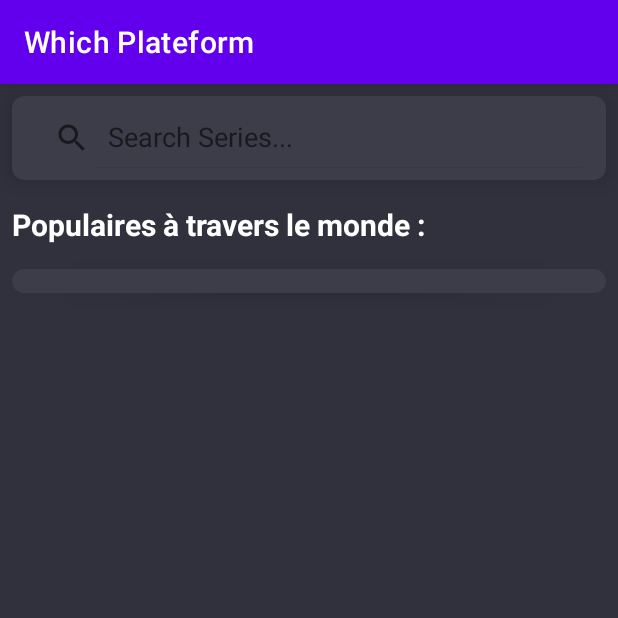
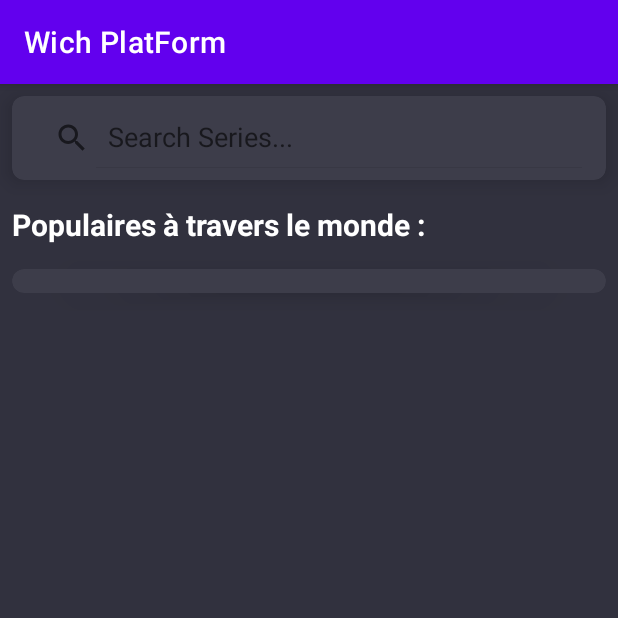
Before and after one commit to Tchoco/MyTvShows, an Android app: the MainActivity screen opened directly, with no data from a screen before it, on a phone screen of 412 x 824 dp, the top half of it. Run offline under Robolectric (Android 15) with nearby library versions, the light colour scheme and no system bars; 1 statement that could not run was skipped.

Commit message:
Application completed for IHM presentation V2

```diff
--- a/app/src/main/AndroidManifest.xml
+++ b/app/src/main/AndroidManifest.xml
@@ -9,7 +9,7 @@
         android:dataExtractionRules="@xml/data_extraction_rules"
         android:fullBackupContent="@xml/backup_rules"
         android:icon="@drawable/wp_logo"
-        android:label="@string/WhichPlateform"
+        android:label="@string/Which_Platform"
         android:roundIcon="@drawable/bg"
         android:supportsRtl="true"
         android:theme="@style/Theme.MyTvShows"
@@ -22,6 +22,7 @@
 
                 <category android:name="android.intent.category.LAUNCHER" />
             </intent-filter>
+
             <meta-data
                 android:name="android.app.lib_name"
                 android:value="" />
@@ -36,7 +37,6 @@
         <activity
             android:name=".MainActivity"
             android:exported="false">
-
             <meta-data
                 android:name="android.app.lib_name"
                 android:value="" />
--- a/app/src/main/java/com/example/mytvshows/Adapters/HomeRecyclerAdapter.java
+++ b/app/src/main/java/com/example/mytvshows/Adapters/HomeRecyclerAdapter.java
@@ -12,7 +12,7 @@ import androidx.cardview.widget.CardView;
 import androidx.recyclerview.widget.RecyclerView;
 
 import com.example.mytvshows.Listeners.OnSeriesClickListeners;
-import com.example.mytvshows.Models.SearchArrayObjectsForSearchMovies;
+import com.example.mytvshows.Models.Search.SearchArrayObjectsForSearchMovies;
 import com.example.mytvshows.R;
 import com.squareup.picasso.Picasso;
 
--- a/app/src/main/java/com/example/mytvshows/Adapters/PopularRecyclerAdapter.java
+++ b/app/src/main/java/com/example/mytvshows/Adapters/PopularRecyclerAdapter.java
@@ -12,7 +12,7 @@ import androidx.cardview.widget.CardView;
 import androidx.recyclerview.widget.RecyclerView;
 
 import com.example.mytvshows.Listeners.OnSeriesClickListeners;
-import com.example.mytvshows.Models.PopularArrayObjects;
+import com.example.mytvshows.Models.Popular.PopularArrayObjects;
 import com.example.mytvshows.R;
 import com.squareup.picasso.Picasso;
 
--- a/app/src/main/java/com/example/mytvshows/Listeners/OnDetailsApiListeners.java
+++ b/app/src/main/java/com/example/mytvshows/Listeners/OnDetailsApiListeners.java
@@ -1,6 +1,6 @@
 package com.example.mytvshows.Listeners;
 
-import com.example.mytvshows.Models.DetailsApiResponse;
+import com.example.mytvshows.Models.SearchDetails.DetailsApiResponse;
 
 public interface OnDetailsApiListeners {
     void onResponse(DetailsApiResponse response);
--- a/app/src/main/java/com/example/mytvshows/Listeners/OnPopularApiListeners.java
+++ b/app/src/main/java/com/example/mytvshows/Listeners/OnPopularApiListeners.java
@@ -1,6 +1,6 @@
 package com.example.mytvshows.Listeners;
 
-import com.example.mytvshows.Models.PopularApiResponse;
+import com.example.mytvshows.Models.Popular.PopularApiResponse;
 
 public interface OnPopularApiListeners
 {
--- a/app/src/main/java/com/example/mytvshows/Listeners/OnRecommendationApiListeners.java
+++ b/app/src/main/java/com/example/mytvshows/Listeners/OnRecommendationApiListeners.java
@@ -1,7 +1,6 @@
 package com.example.mytvshows.Listeners;
 
 import com.example.mytvshows.Models.Recommendation.RecommendationApiResponse;
-import com.example.mytvshows.Models.SearchApiResponse;
 
 public interface OnRecommendationApiListeners
 {
--- a/app/src/main/java/com/example/mytvshows/Listeners/OnSearchSeriesApiListeners.java
+++ b/app/src/main/java/com/example/mytvshows/Listeners/OnSearchSeriesApiListeners.java
@@ -1,6 +1,6 @@
 package com.example.mytvshows.Listeners;
 
-import com.example.mytvshows.Models.SearchApiResponse;
+import com.example.mytvshows.Models.Search.SearchApiResponse;
 
 public interface OnSearchSeriesApiListeners
 {
--- a/app/src/main/java/com/example/mytvshows/MainActivity.java
+++ b/app/src/main/java/com/example/mytvshows/MainActivity.java
@@ -8,6 +8,7 @@ import androidx.recyclerview.widget.RecyclerView;
 import android.app.ProgressDialog;
 import android.content.Intent;
 import android.os.Bundle;
+import android.widget.TextView;
 import android.widget.Toast;
 
 import com.example.mytvshows.Adapters.HomeRecyclerAdapter;
@@ -15,14 +16,16 @@ import com.example.mytvshows.Adapters.PopularRecyclerAdapter;
 import com.example.mytvshows.Listeners.OnPopularApiListeners;
 import com.example.mytvshows.Listeners.OnSearchSeriesApiListeners;
 import com.example.mytvshows.Listeners.OnSeriesClickListeners;
-import com.example.mytvshows.Models.PopularApiResponse;
-import com.example.mytvshows.Models.SearchApiResponse;
+import com.example.mytvshows.Models.Popular.PopularApiResponse;
+import com.example.mytvshows.Models.Search.SearchApiResponse;
 
 public class MainActivity extends AppCompatActivity implements OnSeriesClickListeners {
 
     SearchView search_view;
 
-    RecyclerView home_recycler_view, home_popular_recycler_view;
+    TextView search_serie_textview;
+
+    RecyclerView home_recycler_view;
 
     Request_Manager manager, popular_manager;
 
@@ -37,9 +40,10 @@ public class MainActivity extends AppCompatActivity implements OnSeriesClickList
         super.onCreate(savedInstanceState);
         setContentView(R.layout.activity_main);
 
+
         search_view = findViewById(R.id.search_view);
         home_recycler_view = findViewById(R.id.home_recycler_view);
-        //home_popular_recycler_view = findViewById(R.id.popular_home_recycler_view);
+        search_serie_textview = findViewById(R.id.search_serie_text);
 
         dialog = new ProgressDialog(this);
         manager = new Request_Manager(this);
@@ -53,6 +57,7 @@ public class MainActivity extends AppCompatActivity implements OnSeriesClickList
         search_view.setOnQueryTextListener(new SearchView.OnQueryTextListener() {
             @Override
             public boolean onQueryTextSubmit(String query) {
+                search_serie_textview.setText("Résultats pour : " + query);
                 dialog.setTitle("Patientez...");
                 dialog.show();
                 manager.searchSeries(listener, query);
@@ -111,6 +116,7 @@ public class MainActivity extends AppCompatActivity implements OnSeriesClickList
         home_recycler_view.setLayoutManager(new GridLayoutManager(MainActivity.this, 2));
         adapter = new HomeRecyclerAdapter(this, response.getResults(), this);
         home_recycler_view.setAdapter(adapter);
+
     }
 
     private void showResult_popular_series(PopularApiResponse response)
--- a/app/src/main/java/com/example/mytvshows/Models/HomeScreenActivity.java
+++ b/app/src/main/java/com/example/mytvshows/Models/HomeScreenActivity.java
@@ -14,7 +14,7 @@ public class HomeScreenActivity extends AppCompatActivity {
     @Override
     protected void onCreate(Bundle savedInstanceState) {
         super.onCreate(savedInstanceState);
-        setContentView(R.layout.activity_home_screen);
+        setContentView(R.layout.activity_home_screen2);
         new Handler().postDelayed(new Runnable() {
             @Override
             public void run() {
--- a/app/src/main/java/com/example/mytvshows/Models/PopularApiResponse.java
+++ b/app/src/main/java/com/example/mytvshows/Models/Popular/PopularApiResponse.java
@@ -1,4 +1,4 @@
-package com.example.mytvshows.Models;
+package com.example.mytvshows.Models.Popular;
 
 import java.util.List;
 
--- a/app/src/main/java/com/example/mytvshows/Models/Recommendation/RecommendationApiResponse.java
+++ b/app/src/main/java/com/example/mytvshows/Models/Recommendation/RecommendationApiResponse.java
@@ -1,6 +1,4 @@
 package com.example.mytvshows.Models.Recommendation;
-
-import com.example.mytvshows.Models.SearchArrayObjectsForSearchMovies;
 
 import java.util.List;
 
--- a/app/src/main/java/com/example/mytvshows/Models/SearchApiResponse.java
+++ b/app/src/main/java/com/example/mytvshows/Models/Search/SearchApiResponse.java
@@ -1,4 +1,4 @@
-package com.example.mytvshows.Models;
+package com.example.mytvshows.Models.Search;
 
 import java.util.List;
 
--- a/app/src/main/java/com/example/mytvshows/Models/DetailsApiResponse.java
+++ b/app/src/main/java/com/example/mytvshows/Models/SearchDetails/DetailsApiResponse.java
@@ -1,4 +1,4 @@
-package com.example.mytvshows.Models;
+package com.example.mytvshows.Models.SearchDetails;
 
 import java.util.List;
 
--- a/app/src/main/java/com/example/mytvshows/Request_Manager.java
+++ b/app/src/main/java/com/example/mytvshows/Request_Manager.java
@@ -10,10 +10,10 @@ import com.example.mytvshows.Listeners.OnRecommendationApiListeners;
 import com.example.mytvshows.Listeners.OnSearchSeriesApiListeners;
 import com.example.mytvshows.Listeners.OnWatchProvidersApiListeners;
 import com.example.mytvshows.Models.Cast.CastMembers;
-import com.example.mytvshows.Models.DetailsApiResponse;
-import com.example.mytvshows.Models.PopularApiResponse;
+import com.example.mytvshows.Models.SearchDetails.DetailsApiResponse;
+import com.example.mytvshows.Models.Popular.PopularApiResponse;
 import com.example.mytvshows.Models.Recommendation.RecommendationApiResponse;
-import com.example.mytvshows.Models.SearchApiResponse;
+import com.example.mytvshows.Models.Search.SearchApiResponse;
 import com.example.mytvshows.Models.providers.WatchProvidersApiResponse;
 
 import retrofit2.Call;
--- a/app/src/main/res/layout/activity_main.xml
+++ b/app/src/main/res/layout/activity_main.xml
@@ -25,6 +25,7 @@
     </androidx.cardview.widget.CardView>
     <TextView
         android:text="Populaires à travers le monde : "
+        android:id="@+id/search_serie_text"
         android:textColor="@color/white"
         android:textAlignment="textStart"
         android:textStyle="bold"
--- a/app/src/main/res/values/strings.xml
+++ b/app/src/main/res/values/strings.xml
@@ -1,4 +1,7 @@
 <resources>
     <string name="app_name">MyTvShows</string>
     <string name="WhichPlateform">Which Plateform</string>
+    <string name="Which_Plateform">Which Plateform</string>
+    <string name="Which_Platform">Wich PlatForm</string>
+    <string name="Which__Platform">Which Platform</string>
 </resources>
```
Also changed, not shown: app/src/main/java/com/example/mytvshows/Models/Popular/PopularArrayObjects.java (renamed from app/src/main/java/com/example/mytvshows/Models/SearchArrayObjectsForSearchMovies.java, +2 -5 lines), app/src/main/java/com/example/mytvshows/Models/Search/SearchArrayObjectsForSearchMovies.java (renamed from app/src/main/java/com/example/mytvshows/Models/PopularArrayObjects.java, +5 -2 lines), app/src/main/java/com/example/mytvshows/SerieDetailsActivity.java (+13 -5 lines), app/src/main/res/layout/activity_home_screen2.xml (renamed from app/src/main/res/layout/activity_home_screen.xml).
